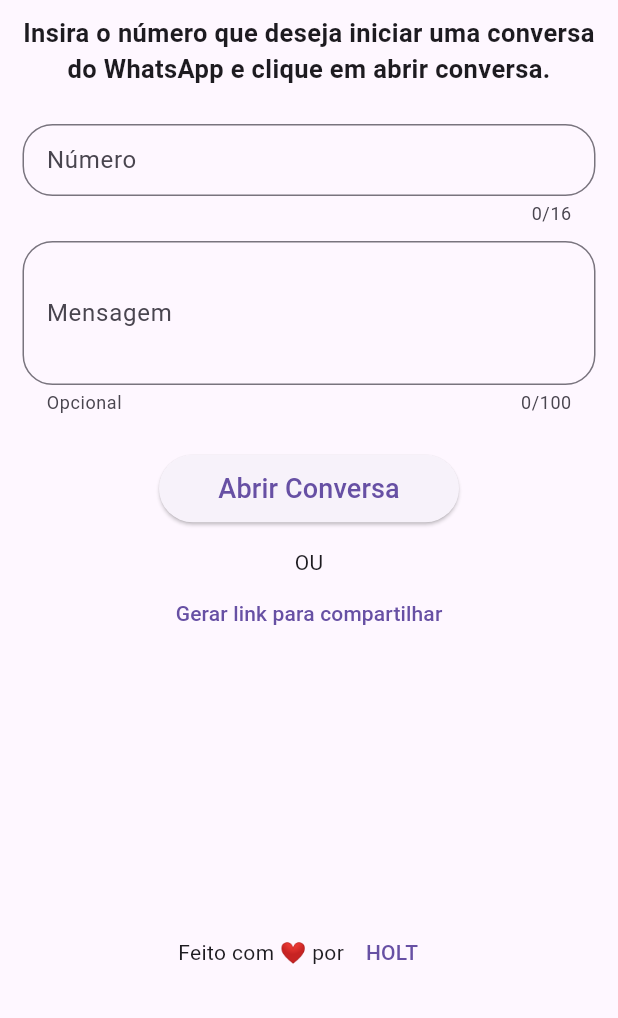
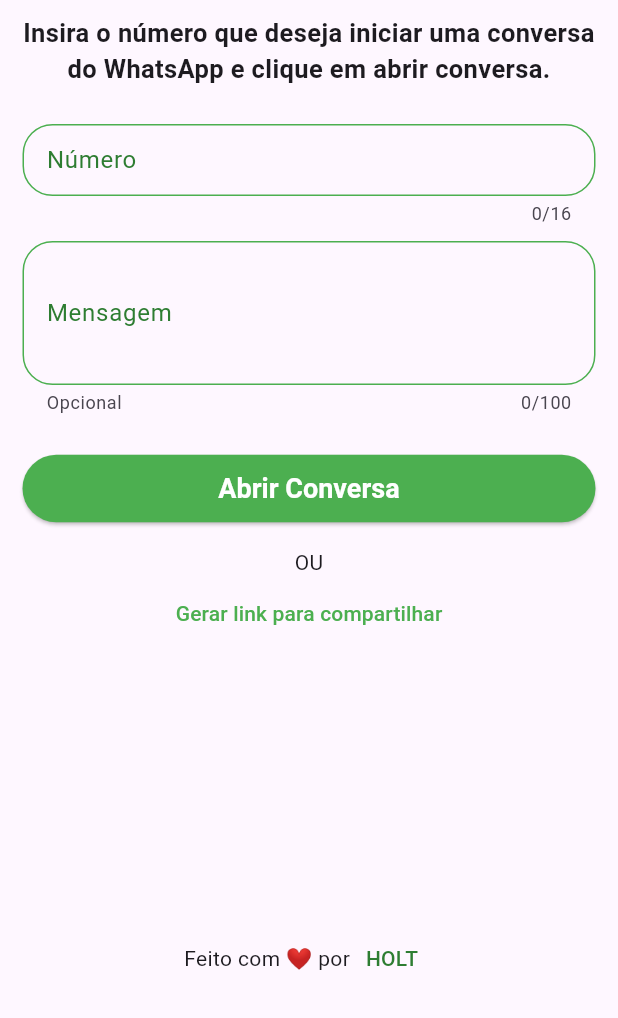
Before and after one commit to DuhAlonso/whats-link, a Flutter app: the screen it shows after launch, after a tap on "Abrir Conversa", on a phone screen of 412 x 824 dp, the part 218-1236 px from its top. Run offline on Flutter 3.47's test engine with Material 3 defaults, Android fonts, the phone set to English and light mode, and no system bars; our stand-ins replace get, mask_text_input_formatter, share_plus; missing offline and left inert: validatorless.

Commit message:
refactory and update flutter and packeges

```diff
--- a/lib/main.dart
+++ b/lib/main.dart
@@ -1,13 +1,15 @@
 import 'package:flutter/material.dart';
 import 'package:flutter/services.dart';
-import 'package:chama/src/pages/chama_no_whats/chama_page.dart';
+import 'package:chama/src/ui/pages/home_page.dart';
+import 'package:get/get.dart';
 
 void main() {
   SystemChrome.setSystemUIOverlayStyle(SystemUiOverlayStyle.dark);
 
-  runApp(MaterialApp(
+  runApp(GetMaterialApp(
     theme: ThemeData(
       primarySwatch: Colors.green,
+      primaryColor: Colors.green,
       fontFamily: 'Roboto',
       appBarTheme: const AppBarTheme(
         systemOverlayStyle: SystemUiOverlayStyle.dark,
--- /dev/null
+++ b/lib/src/controllers/home_controller.dart
@@ -0,0 +1,38 @@
+import 'package:chama/src/core/functions.dart';
+import 'package:flutter/services.dart';
+import 'package:get/get.dart';
+import 'package:chama/src/repository/shortener_repository_impl.dart';
+import 'package:url_launcher/url_launcher.dart';
+
+class HomeController {
+  final _respository = ShortenerRepositoryImpl();
+
+  final urlShortener = RxString('');
+  final urlOpenWhats = RxString('');
+  final generateLink = RxBool(false);
+  final isLoading = RxBool(false);
+
+  Future<String> _getShortener(String url) async {
+    isLoading.value = true;
+    isLoading.refresh();
+    return await _respository.generateShortener(url);
+  }
+
+  void openWhatsApp({required String number, String message = ''}) async {
+    urlOpenWhats.value = urlOpenWhatsWithMsg(number: number, message: message);
+
+    await launchUrl(Uri.parse(urlOpenWhats.value),
+        mode: LaunchMode.externalApplication);
+  }
+
+  void generateLinkBitly({required String number, String message = ''}) async {
+    final urlWhats = urlOpenWhatsWithMsg(number: number, message: message);
+    urlShortener.value = await _getShortener(urlWhats);
+    isLoading.value = false;
+    Clipboard.setData(ClipboardData(text: urlShortener.value));
+    generateLink.value = true;
+    generateLink.refresh();
+    urlShortener.refresh();
+    isLoading.refresh();
+  }
+}
--- /dev/null
+++ b/lib/src/core/functions.dart
@@ -0,0 +1,11 @@
+String urlOpenWhatsWithMsg({required String number, String message = ''}) {
+  String numberFormated = number;
+  numberFormated = numberFormated
+      .replaceAll(' ', '')
+      .replaceAll('-', '')
+      .replaceAll('(', '')
+      .replaceAll(')', '');
+  final url = 'https://wa.me/55$numberFormated?text=$message';
+
+  return url;
+}
--- a/lib/src/pages/chama_no_whats/chama_controller.dart
+++ /dev/null
@@ -1,23 +0,0 @@
-import 'package:mobx/mobx.dart';
-import 'package:chama/src/repository/shortener_repository_impl.dart';
-part 'chama_controller.g.dart';
-
-class ChamaController = ChamaControllerBase with _$ChamaController;
-
-abstract class ChamaControllerBase with Store {
-  final _respository = ShortenerRepositoryImpl();
-
-  @observable
-  String urlShortener = '';
-
-  @observable
-  bool generateLink = false;
-
-  @action
-  Future<String> getShortener(String url) async {
-    final urlS = await _respository.generateShortener(url);
-
-    urlShortener = urlS;
-    return urlS;
-  }
-}
--- a/lib/src/repository/shortener_repository_impl.dart
+++ b/lib/src/repository/shortener_repository_impl.dart
@@ -19,10 +19,9 @@ class ShortenerRepositoryImpl implements ShortenerRepository {
           'Authorization': 'Bearer $API_TOKEN'
         },
       );
-      if (response.statusCode == 200) {
+      if (response.statusCode == 200 || response.statusCode == 201) {
         final data = jsonDecode(response.body);
-        final url = data['link'];
-        return url;
+        return data['link'];
       }
     } on SocketException {
       throw 'No Internet connection';
--- a/lib/src/pages/chama_no_whats/chama_page.dart
+++ b/lib/src/ui/pages/home_page.dart
@@ -1,27 +1,28 @@
+import 'package:chama/src/controllers/home_controller.dart';
+import 'package:chama/src/ui/widgets/elevated_button.dart';
 import 'package:flutter/material.dart';
-import 'package:flutter/services.dart';
-import 'package:flutter_mobx/flutter_mobx.dart';
+import 'package:get/get.dart';
 import 'package:mask_text_input_formatter/mask_text_input_formatter.dart';
-import 'package:url_launcher/url_launcher.dart';
+import 'package:url_launcher/url_launcher_string.dart';
 import 'package:validatorless/validatorless.dart';
-import 'package:chama/src/pages/chama_no_whats/chama_controller.dart';
+import 'package:share_plus/share_plus.dart';
 
 class HomePage extends StatefulWidget {
-  const HomePage({Key? key}) : super(key: key);
+  const HomePage({super.key});
 
   @override
+  // ignore: library_private_types_in_public_api
   _HomePageState createState() => _HomePageState();
 }
 
 enum ScreenSize { small, normal, large, extraLarge }
 
 class _HomePageState extends State<HomePage> {
-  final _controller = ChamaController();
+  final _controller = HomeController();
   final _formKey = GlobalKey<FormState>();
 
   final TextEditingController _numberEC = TextEditingController();
   final TextEditingController _messageEC = TextEditingController();
-  final String msg = 'Insira';
   final numberFormatter = MaskTextInputFormatter(
     mask: '(##) #####-####',
     filter: {'#': RegExp(r'[0-9]')},
@@ -80,7 +81,14 @@ class _HomePageState extends State<HomePage> {
                                 keyboardType: TextInputType.phone,
                                 onEditingComplete: () {},
                                 onFieldSubmitted: (_) {
-                                  onPressed(1);
+                                  final formValid =
+                                      _formKey.currentState?.validate() ??
+                                          false;
+                                  if (formValid) {
+                                    _controller.openWhatsApp(
+                                        number: _numberEC.text,
+                                        message: _messageEC.text);
+                                  }
                                 },
                                 maxLength: 16,
                                 controller: _numberEC,
@@ -89,9 +97,24 @@ class _HomePageState extends State<HomePage> {
                                   hintText: '(__) _____-_____',
                                   border: OutlineInputBorder(
                                     borderRadius: BorderRadius.circular(20),
+                                    borderSide:
+                                        const BorderSide(color: Colors.green),
                                   ),
                                   isDense: true,
-                                  label: const Text('Número'),
+                                  label: Text(
+                                    'Número',
+                                    style: TextStyle(color: Colors.green[800]),
+                                  ),
+                                  focusedBorder: OutlineInputBorder(
+                                    borderRadius: BorderRadius.circular(20),
+                                    borderSide: const BorderSide(
+                                        color: Colors.green, width: 2),
+                                  ),
+                                  enabledBorder: OutlineInputBorder(
+                                    borderRadius: BorderRadius.circular(20),
+                                    borderSide:
+                                        const BorderSide(color: Colors.green),
+                                  ),
                                 ),
                                 validator: Validatorless.multiple(
                                   [
@@ -108,7 +131,14 @@ class _HomePageState extends State<HomePage> {
                               TextFormField(
                                 keyboardType: TextInputType.text,
                                 onFieldSubmitted: (_) {
-                                  onPressed(1);
+                                  final formValid =
+                                      _formKey.currentState?.validate() ??
+                                          false;
+                                  if (formValid) {
+                                    _controller.openWhatsApp(
+                                        number: _numberEC.text,
+                                        message: _messageEC.text);
+                                  }
                                 },
                                 maxLength: 100,
                                 maxLines: 3,
@@ -118,51 +148,83 @@ class _HomePageState extends State<HomePage> {
                                   border: OutlineInputBorder(
                                       borderRadius: BorderRadius.circular(20)),
                                   isDense: true,
-                                  label: const Text('Mensagem'),
+                                  label: Text('Mensagem',
+                                      style:
+                                          TextStyle(color: Colors.green[800])),
+                                  focusedBorder: OutlineInputBorder(
+                                    borderRadius: BorderRadius.circular(20),
+                                    borderSide: const BorderSide(
+                                        color: Colors.green, width: 2),
+                                  ),
+                                  enabledBorder: OutlineInputBorder(
+                                    borderRadius: BorderRadius.circular(20),
+                                    borderSide:
+                                        const BorderSide(color: Colors.green),
+                                  ),
                                 ),
                               ),
                             ],
                           ),
                         ),
                       ),
-                      ElevatedButton(
+                      ElevatedButtonDefault(
+                        title: 'Abrir Conversa',
                         onPressed: () {
-                          onPressed(1);
+                          final formValid =
+                              _formKey.currentState?.validate() ?? false;
+                          if (formValid) {
+                            _controller.openWhatsApp(
+                                number: _numberEC.text,
+                                message: _messageEC.text);
+                          }
                         },
-                        child: const Text(
-                          'Abrir Conversa',
-                          style: TextStyle(fontSize: 18),
-                        ),
-                        style: ElevatedButton.styleFrom(
-                            minimumSize: const Size(200, 45),
-                            shape: RoundedRectangleBorder(
-                                borderRadius: BorderRadius.circular(40))),
+                        size: size,
                       ),
                       const SizedBox(
                         height: 15,
                       ),
                       const Text('OU'),
-                      TextButton(
+                      Obx(() {
+                        if (!_controller.isLoading.value) {
+                          return TextButton(
                               onPressed: () {
-                            _controller.generateLink = true;
-                            onPressed(0);
+                                final formValid =
+                                    _formKey.currentState?.validate() ?? false;
+                                if (formValid) {
+                                  _controller.generateLinkBitly(
+                                      number: _numberEC.text,
+                                      message: _messageEC.text);
+                                }
                               },
-                          child: const Text('Gerar link para compartilhar')),
+                              child: const Text(
+                                'Gerar link para compartilhar',
+                                style: TextStyle(color: Colors.green),
+                              ));
+                        }
+                        return const Padding(
+                          padding: EdgeInsets.symmetric(vertical: 10),
+                          child: CircularProgressIndicator(
+                            color: Colors.green,
+                          ),
+                        );
+                      }),
                       Padding(
                         padding: const EdgeInsets.symmetric(vertical: 10),
-                        child: Observer(
-                          builder: (_) {
-                            return Visibility(
-                              visible: _controller.generateLink,
+                        child: Obx(
+                          () => Visibility(
+                            visible: _controller.generateLink.value,
                             child: Tooltip(
+                              showDuration: const Duration(seconds: 2),
                               message: 'Link Copiado!',
+                              textStyle: const TextStyle(color: Colors.green),
                               child: SelectableText(
-                                  _controller.urlShortener,
+                                  _controller.urlShortener.value,
                                   style: const TextStyle(color: Colors.green),
+                                  onTap: () {
+                                Share.share(_controller.urlShortener.value);
+                              }),
                             ),
                           ),
-                            );
-                          },
                         ),
                       ),
                       const Spacer(),
@@ -172,9 +234,13 @@ class _HomePageState extends State<HomePage> {
                           const Text('Feito com ❤️ por'),
                           TextButton(
                               onPressed: () {
-                                launch('https://holt.dev.br/');
+                                launchUrlString('https://holt.dev.br/');
                               },
-                              child: const Text('HOLT'))
+                              style: TextButton.styleFrom(
+                                  padding: EdgeInsets.zero,
+                                  visualDensity: VisualDensity.compact),
+                              child: Text('HOLT',
+                                  style: TextStyle(color: Colors.green[800])))
                         ],
                       ),
                       const SizedBox(
@@ -190,33 +256,4 @@ class _HomePageState extends State<HomePage> {
       ),
     );
   }
-
-  void onPressed(int f) async {
-    final formValid = _formKey.currentState?.validate() ?? false;
-    if (formValid) {
-      String formatNumber({required String number}) {
-        String n = number;
-        n = n.replaceAll(' ', '');
-        n = n.replaceAll('-', '');
-        n = n.replaceAll('(', '');
-        n = n.replaceAll(')', '');
-        return n;
 }
-
-      final number = formatNumber(number: _numberEC.text);
-      final url =
-          'https://api.whatsapp.com/send?phone=55$number&text=${_messageEC.text}';
-      if (f == 1) {
-        await launch(
-          Uri.parse(url).toString(),
-          forceSafariVC: true,
-          forceWebView: true,
-          headers: <String, String>{'target': '_self'},
-        );
-      } else {
-        final urlShortener = await _controller.getShortener(url);
-        Clipboard.setData(ClipboardData(text: urlShortener));
-      }
-    }
-  }
-}
--- /dev/null
+++ b/lib/src/ui/widgets/elevated_button.dart
@@ -0,0 +1,27 @@
+import 'package:flutter/material.dart';
+
+class ElevatedButtonDefault extends StatelessWidget {
+  const ElevatedButtonDefault(
+      {super.key,
+      required this.title,
+      required this.onPressed,
+      required this.size});
+
+  final String title;
+  final GestureTapCallback onPressed;
+  final Size size;
+  @override
+  Widget build(BuildContext context) {
+    return ElevatedButton(
+      onPressed: onPressed,
+      style: ElevatedButton.styleFrom(
+        textStyle: const TextStyle(fontSize: 18, fontWeight: FontWeight.bold),
+        minimumSize: Size(size.width - 10, 45),
+        shape: RoundedRectangleBorder(borderRadius: BorderRadius.circular(40)),
+        backgroundColor: Colors.green,
+        foregroundColor: Colors.white,
+      ),
+      child: Text(title),
+    );
+  }
+}
```
Also changed, not shown: pubspec.yaml (+9 -10 lines), lib/src/pages/chama_no_whats/chama_controller.g.dart (deleted), pubspec.lock, 4 other files. Lines whose indentation alone changed are shown as unchanged.
